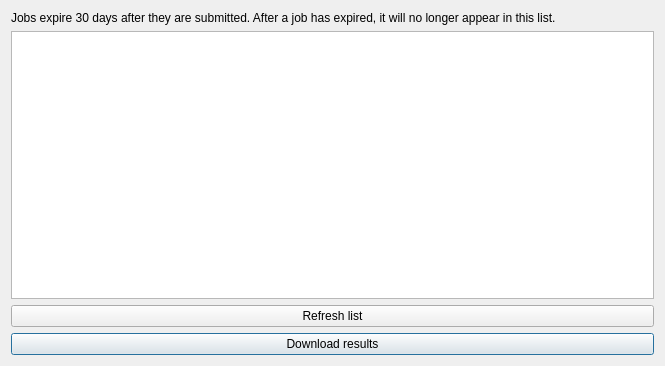
First picture: the form in LDMP/gui/DlgJobs.ui, repository ConservationInternational/trends.earth, before the edit.
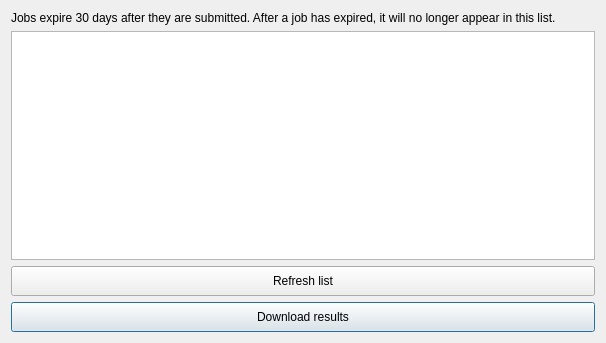
Second picture: the form after the edit.

```diff
--- a/LDMP/gui/DlgJobs.ui
+++ b/LDMP/gui/DlgJobs.ui
@@ -6,8 +6,8 @@
    <rect>
     <x>0</x>
     <y>0</y>
-    <width>665</width>
-    <height>366</height>
+    <width>606</width>
+    <height>343</height>
    </rect>
   </property>
   <property name="sizePolicy">
@@ -53,6 +53,12 @@
    </item>
    <item row="3" column="0">
     <widget class="QPushButton" name="download">
+     <property name="minimumSize">
+      <size>
+       <width>0</width>
+       <height>30</height>
+      </size>
+     </property>
      <property name="text">
       <string>Download results</string>
      </property>
@@ -60,6 +66,12 @@
    </item>
    <item row="2" column="0">
     <widget class="QPushButton" name="refresh">
+     <property name="minimumSize">
+      <size>
+       <width>0</width>
+       <height>30</height>
+      </size>
+     </property>
      <property name="text">
       <string>Refresh list</string>
      </property>
```
